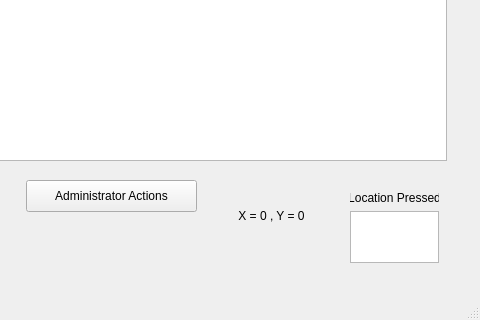
Old version of the form app/baseball_gui/mainwindow.ui in the repository housengw/CS8-I-Love-Baseball; both pictures show x 521 to 1001 and y 377 to 697 of the 1001 by 697 pixel window.
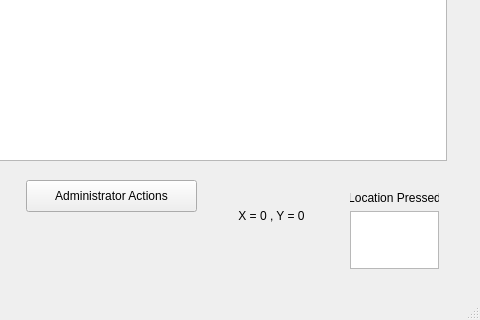
New version of the form. Custom widgets are drawn as their Qt base class.

Commit message: renamed buttons

Patch:
```diff
--- a/app/baseball_gui/mainwindow.ui
+++ b/app/baseball_gui/mainwindow.ui
@@ -94,7 +94,7 @@
       <x>860</x>
       <y>540</y>
       <width>111</width>
-      <height>94</height>
+      <height>100</height>
      </rect>
     </property>
     <layout class="QGridLayout" name="gridLayout">
```
Left out of the diff: 2 changed lines with no effect on the pictures. The commit also changes 2 other files.
